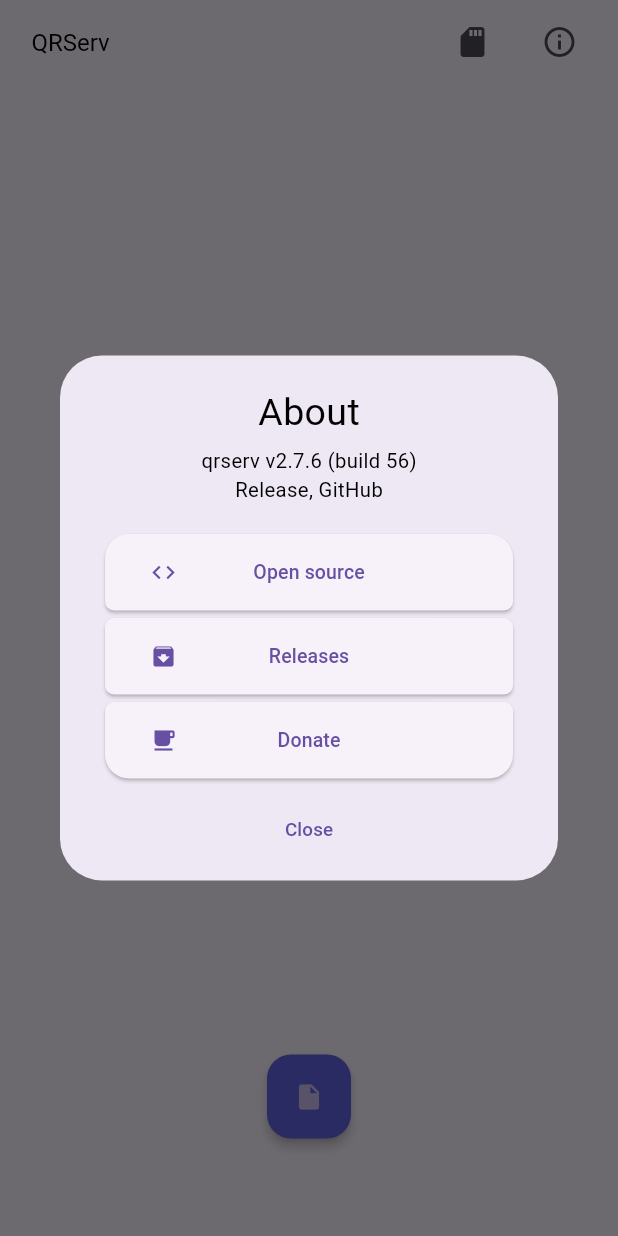
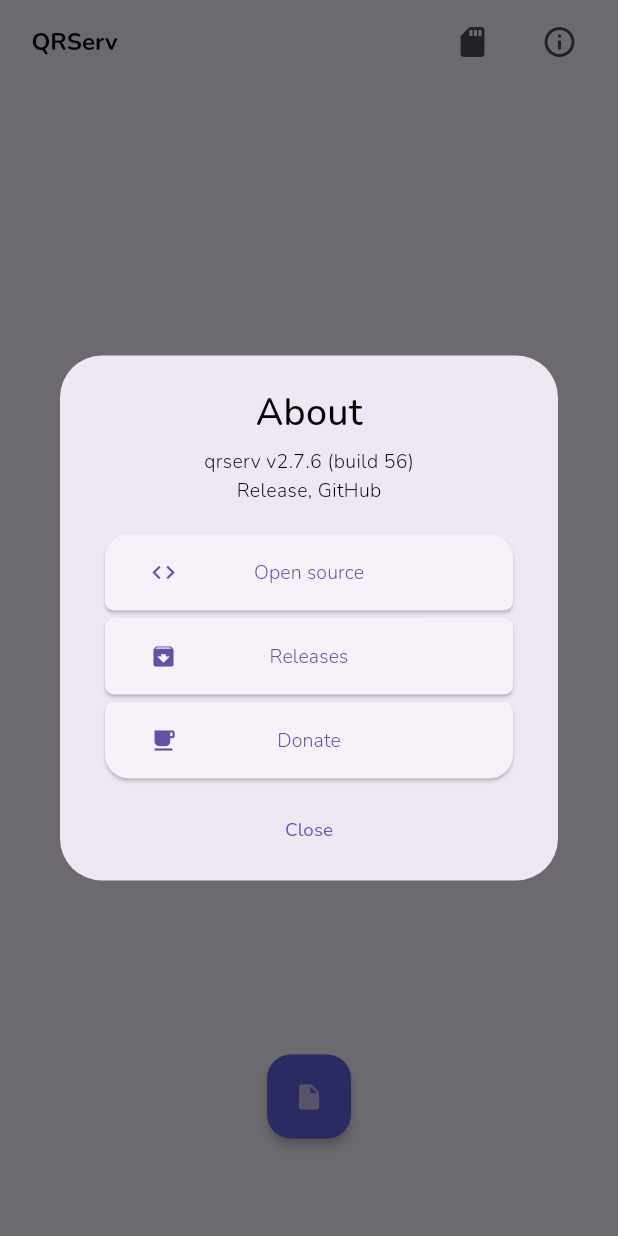
Before and after one commit to uintdev/qrserv, a Flutter app: the screen it shows after launch, after a tap on the "sd card" icon, after a tap on the "info outline" icon, on a phone screen of 412 x 824 dp. Run offline on Flutter 3.47's test engine with Material 3 defaults, Android fonts, the phone set to English and light mode, and no system bars; drawn by our look-alikes of oktoast; our stand-ins replace device_info_plus, file_picker, package_info_plus, permission_handler, qr_flutter, share_plus and 1 more; missing offline and left inert: filesize, filesystem_picker, flutter_archive, share_handler, window_size; accounts and stored records are empty; generated files the repository leaves out were written again.

Commit message:
Adapt text to new font

```diff
--- a/lib/main.dart
+++ b/lib/main.dart
@@ -355,7 +355,12 @@ class _Page extends State<PageState> with WidgetsBindingObserver {
             backgroundColor: Theme.of(context).canvasColor,
             title: Padding(
               padding: const EdgeInsets.only(left: 5),
-              child: Text(widget.title),
+              child: Text(
+                widget.title,
+                style: const TextStyle(
+                  fontVariations: [FontVariation('wght', 700)],
+                ),
+              ),
             ),
             actions: [
               kDebugMode
--- a/lib/views/info.dart
+++ b/lib/views/info.dart
@@ -41,7 +41,13 @@ class Info {
           packageInfo = AppLocalizations.of(context)!.info_pending_appinfo;
         }
 
-        return Text(packageInfo);
+        return Text(
+          packageInfo,
+          style: const TextStyle(
+            fontSize: 13,
+            fontVariations: [FontVariation('wght', 300)],
+          ),
+        );
       },
     );
   }
@@ -76,7 +82,10 @@ class Info {
           child: Container(
             child: Text(
               AppLocalizations.of(context)!.info_title,
-              style: const TextStyle(fontSize: 25.0),
+              style: const TextStyle(
+                fontSize: 25,
+                fontVariations: [FontVariation('wght', 500)],
+              ),
             ),
           ),
         ),
@@ -94,6 +103,10 @@ class Info {
                       (FileManager().isPlayStoreFriendly
                           ? 'Play Store'
                           : 'GitHub'),
+                  style: const TextStyle(
+                    fontSize: 13,
+                    fontVariations: [FontVariation('wght', 300)],
+                  ),
                 ),
               ],
             ),
@@ -139,6 +152,7 @@ class Info {
                 style: TextStyle(
                   fontFamily: QRSTheme.fontFamily,
                   fontSize: 12.5,
+                  fontVariations: const [FontVariation('wght', 400)],
                 ),
               ),
             ),
@@ -181,7 +195,11 @@ class Info {
             Center(
               child: Text(
                 label,
-                style: TextStyle(fontFamily: QRSTheme.fontFamily, fontSize: 13),
+                style: TextStyle(
+                  fontFamily: QRSTheme.fontFamily,
+                  fontSize: 13,
+                  fontVariations: const [FontVariation('wght', 300)],
+                ),
               ),
             ),
           ],
--- a/pubspec.yaml
+++ b/pubspec.yaml
@@ -55,6 +55,6 @@ flutter:
     uses-material-design: true
     generate: true
     fonts:
-        - family: Poppins
+        - family: Nunito
           fonts:
-              - asset: fonts/Poppins-Regular.ttf
+              - asset: fonts/Nunito-Variable.ttf
```
Also changed, not shown: lib/views/statemanager.dart (+28 -7 lines).
